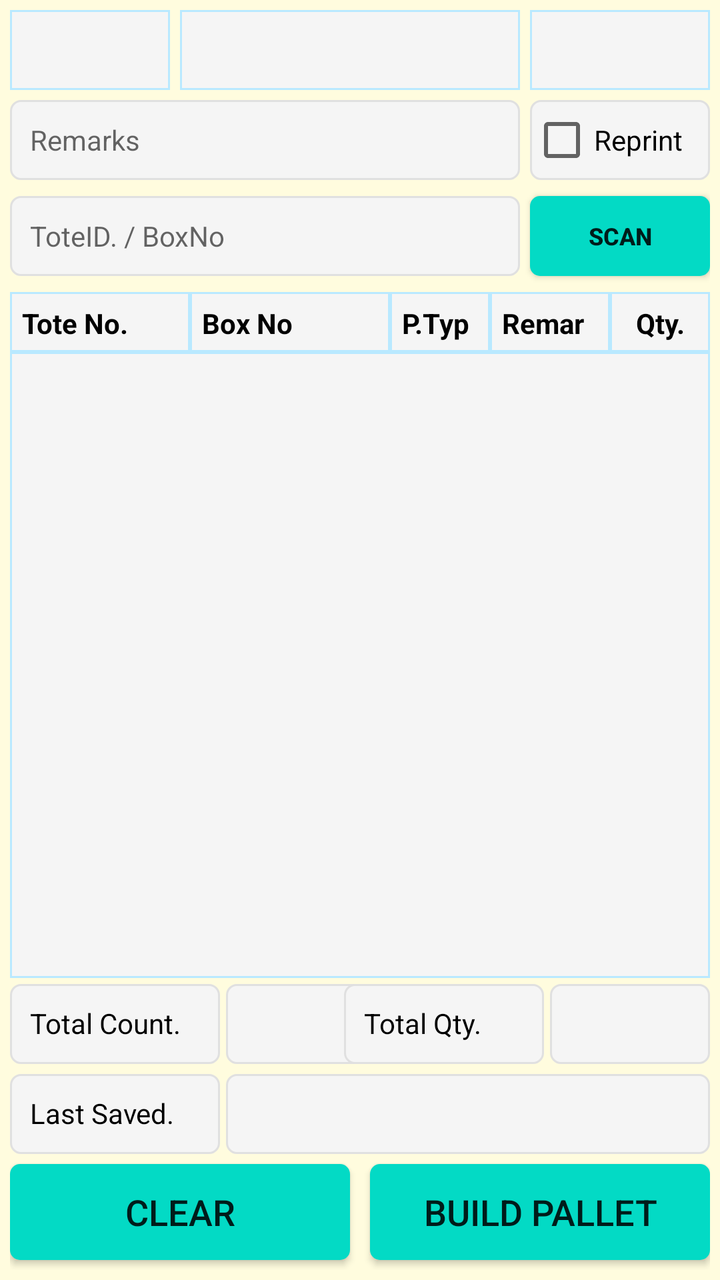
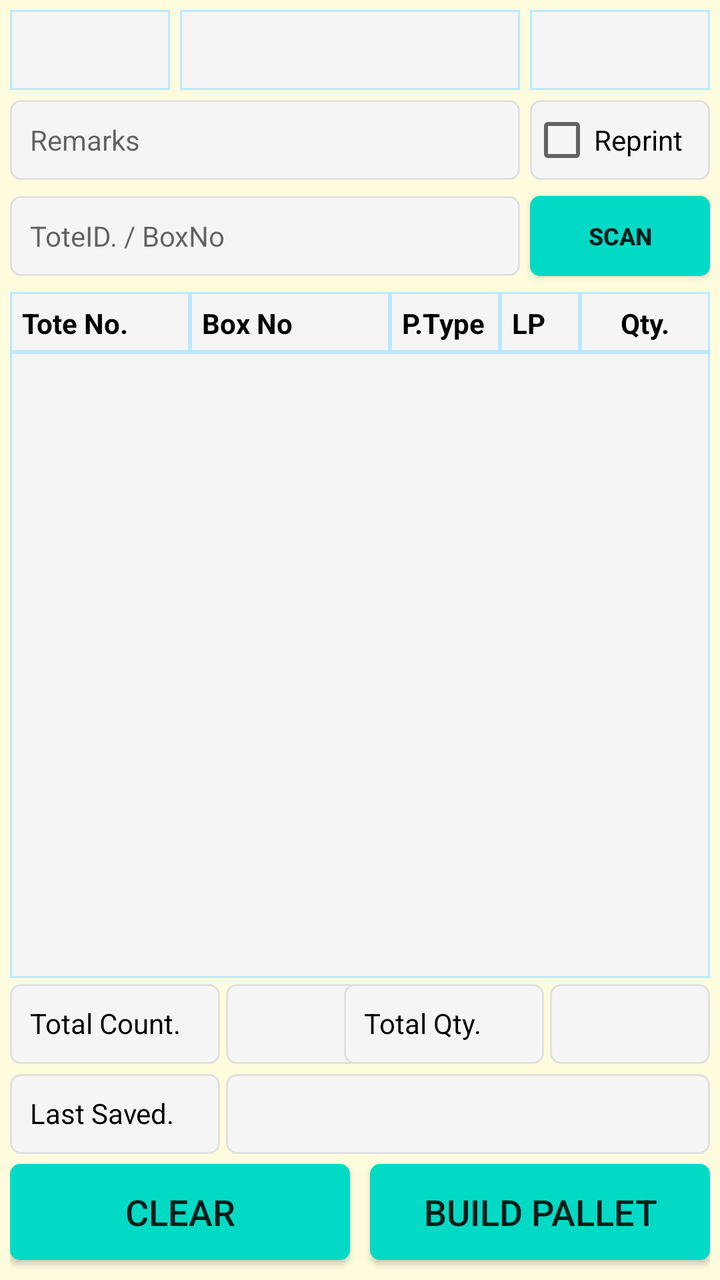

Two renders of the same Android screen: before a commit and after it. Below are the layout's source before the change and the commit's diff.
<!-- AndroidManifest.xml: application theme AppTheme -->
<!-- res/layout/fragment_pallet_building.xml -->
<?xml version="1.0" encoding="utf-8"?>
<FrameLayout xmlns:android="http://schemas.android.com/apk/res/android"
    xmlns:app="http://schemas.android.com/apk/res-auto"
    xmlns:tools="http://schemas.android.com/tools"
    android:layout_width="match_parent"
    android:layout_height="match_parent"
    android:background="@color/backColor"
    tools:context=".ui.palletbuilding.PalletBuildingFragment">

    
    <androidx.constraintlayout.widget.ConstraintLayout
        android:layout_width="match_parent"
        android:layout_height="match_parent"
        android:padding="5dp">

        <Spinner
            android:id="@+id/sp_pallet_building_print_copies"
            android:layout_width="90dp"
            android:layout_height="40dp"
            android:background="@drawable/et_custom_total"
            android:gravity="center"
            android:hint=""
            android:padding="8dp"
            android:textSize="14sp"
            app:layout_constraintEnd_toEndOf="parent"
            app:layout_constraintTop_toTopOf="@+id/sp_pallet_building_category"
            tools:ignore="SpeakableTextPresentCheck,TouchTargetSizeCheck" />

        <Spinner
            android:id="@+id/sp_pallet_building_category"
            android:layout_width="80dp"
            android:layout_height="40dp"
            android:background="@drawable/et_custom_total"
            android:gravity="center"
            android:hint=""
            android:padding="8dp"
            android:textSize="14sp"
            app:layout_constraintStart_toStartOf="parent"
            app:layout_constraintTop_toTopOf="parent" />

        <Spinner
            android:id="@+id/sp_pallet_building_printer"
            android:layout_width="0dp"
            android:layout_height="40dp"
            android:layout_marginStart="5dp"
            android:layout_marginEnd="5dp"
            android:background="@drawable/et_custom_total"
            android:gravity="center"
            android:hint=""
            android:padding="8dp"
            android:textSize="14sp"
            app:layout_constraintEnd_toStartOf="@+id/sp_pallet_building_print_copies"
            app:layout_constraintStart_toEndOf="@+id/sp_pallet_building_category"
            app:layout_constraintTop_toTopOf="@+id/sp_pallet_building_category" />

        <CheckBox
            android:id="@+id/ch_pallet_building_printer"
            android:layout_width="90dp"
            android:layout_height="40dp"
            android:background="@drawable/et_custom"
            android:text="Reprint"
            app:layout_constraintEnd_toEndOf="parent"
            app:layout_constraintTop_toTopOf="@+id/et_pallet_building_remarks" />

        <EditText
            android:id="@+id/et_pallet_building_box_toteid"
            android:layout_width="0dp"
            android:layout_height="40dp"
            android:layout_marginTop="8dp"
            android:layout_marginEnd="5dp"
            android:background="@drawable/et_custom"
            android:hint="ToteID. / BoxNo"
            android:padding="10dp"
            android:textColor="@color/coloBlack"
            android:textSize="14dp"
            app:layout_constraintEnd_toStartOf="@+id/bt_pallet_building_scan"
            app:layout_constraintStart_toStartOf="parent"
            app:layout_constraintTop_toBottomOf="@+id/et_pallet_building_remarks"
            tools:ignore="SpeakableTextPresentCheck,TouchTargetSizeCheck" />

        <EditText
            android:id="@+id/et_pallet_building_remarks"
            android:layout_width="0dp"
            android:layout_height="40dp"
            android:layout_marginTop="5dp"
            android:layout_marginEnd="5dp"
            android:background="@drawable/et_custom"
            android:hint="Remarks"
            android:inputType="text"
            android:padding="10dp"
            android:textColor="@color/coloBlack"
            android:textSize="14dp"
            app:layout_constraintEnd_toStartOf="@+id/ch_pallet_building_printer"
            app:layout_constraintStart_toStartOf="parent"
            app:layout_constraintTop_toBottomOf="@+id/sp_pallet_building_category"
            tools:ignore="SpeakableTextPresentCheck,TouchTargetSizeCheck" />

        <TextView
            android:id="@+id/tv_pallet_building_tot_qty"
            android:layout_width="80dp"
            android:layout_height="40dp"
            android:background="@drawable/et_custom"
            android:gravity="center"
            android:padding="10dp"
            android:textColor="@color/coloBlack"
            android:textSize="14dp"
            app:layout_constraintEnd_toEndOf="parent"
            app:layout_constraintTop_toTopOf="@+id/TextView14"
            tools:ignore="SpeakableTextPresentCheck,TouchTargetSizeCheck" />

        <TextView
            android:id="@+id/tv_pallet_building_tot_count"
            android:layout_width="80dp"
            android:layout_height="40dp"
            android:layout_marginLeft="3dp"
            android:background="@drawable/et_custom"
            android:gravity="center"
            android:padding="10dp"
            android:textColor="@color/coloBlack"
            android:textSize="14dp"
            app:layout_constraintStart_toEndOf="@+id/TextView14"
            app:layout_constraintTop_toTopOf="@+id/TextView14"
            tools:ignore="SpeakableTextPresentCheck,TouchTargetSizeCheck" />

        <Button
            android:id="@+id/bt_pallet_building_scan"
            android:layout_width="90dp"
            android:layout_height="40dp"
            android:background="@drawable/btn_custom1"
            android:text="SCAN"
            android:textAllCaps="false"
            android:textSize="12sp"
            android:textStyle="bold"
            app:layout_constraintEnd_toEndOf="parent"
            app:layout_constraintTop_toTopOf="@+id/et_pallet_building_box_toteid"
            tools:ignore="TouchTargetSizeCheck" />

        <TextView
            android:id="@+id/TextView9"
            android:layout_width="105dp"
            android:layout_height="40dp"
            android:layout_marginBottom="5dp"
            android:background="@drawable/et_custom"
            android:gravity="left"
            android:hint=""
            android:padding="10dp"
            android:text="Last Saved."
            android:textColor="@color/coloBlack"
            android:textSize="14dp"
            app:layout_constraintBottom_toTopOf="@+id/bt_pallet_building_clear"
            app:layout_constraintStart_toStartOf="parent" />

        <TextView
            android:id="@+id/tv_pallet_building_lastsave"
            android:layout_width="0dp"
            android:layout_height="40dp"
            android:layout_marginLeft="3dp"
            android:background="@drawable/et_custom"
            android:gravity="left"
            android:hint=""
            android:padding="10dp"
            android:textColor="@color/coloBlack"
            android:textSize="14dp"
            app:layout_constraintEnd_toEndOf="parent"
            app:layout_constraintStart_toEndOf="@+id/TextView9"
            app:layout_constraintTop_toTopOf="@+id/TextView9" />

        <TextView
            android:id="@+id/TextView14"
            android:layout_width="105dp"
            android:layout_height="40dp"
            android:layout_marginBottom="5dp"
            android:background="@drawable/et_custom"
            android:gravity="left"
            android:hint=""
            android:padding="10dp"
            android:text="Total Count."
            android:textColor="@color/coloBlack"
            android:textSize="14dp"
            app:layout_constraintBottom_toTopOf="@+id/TextView9"
            app:layout_constraintStart_toStartOf="parent" />

        <TextView
            android:id="@+id/TextView15"
            android:layout_width="100dp"
            android:layout_height="40dp"
            android:layout_marginRight="3dp"
            android:background="@drawable/et_custom"
            android:gravity="left"
            android:hint=""
            android:padding="10dp"
            android:text="Total Qty."
            android:textColor="@color/coloBlack"
            android:textSize="14dp"
            app:layout_constraintEnd_toStartOf="@+id/tv_pallet_building_tot_qty"
            app:layout_constraintTop_toTopOf="@+id/TextView14" />

        <Button
            android:id="@+id/bt_pallet_building_clear"
            android:layout_width="0dp"
            android:layout_height="wrap_content"
            android:layout_marginBottom="5dp"
            android:background="@drawable/btn_custom1"
            android:text="CLEAR"
            android:textAllCaps="false"
            android:textSize="18sp"
            app:layout_constraintBottom_toBottomOf="parent"
            app:layout_constraintEnd_toStartOf="@+id/textView2"
            app:layout_constraintStart_toStartOf="parent" />

        <Button
            android:id="@+id/bt_pallet_building_save"
            android:layout_width="0dp"
            android:layout_height="wrap_content"
            android:background="@drawable/btn_custom1"
            android:text="BUILD PALLET"
            android:textAllCaps="false"
            android:textSize="18sp"
            app:layout_constraintEnd_toEndOf="parent"
            app:layout_constraintStart_toEndOf="@+id/textView2"
            app:layout_constraintTop_toTopOf="@+id/bt_pallet_building_clear" />

        <TextView
            android:id="@+id/textView2"
            android:layout_width="wrap_content"
            android:layout_height="wrap_content"
            android:layout_marginStart="16dp"
            android:layout_marginLeft="16dp"
            android:layout_marginEnd="16dp"
            android:layout_marginRight="16dp"
            android:text="   "
            android:textColor="@color/colorAccent"
            app:layout_constraintBottom_toBottomOf="parent"
            app:layout_constraintEnd_toEndOf="parent"
            app:layout_constraintStart_toStartOf="parent"
            tools:ignore="SpeakableTextPresentCheck" />

        <TextView
            android:id="@+id/TextView5"
            android:layout_width="90dp"
            android:layout_height="30dp"
            android:layout_marginTop="8dp"
            android:background="@drawable/et_custom_total"
            android:gravity="left"
            android:hint=""
            android:padding="6dp"
            android:text="Tote No."
            android:textColor="@color/coloBlack"
            android:textSize="14dp"
            android:textStyle="bold"
            app:layout_constraintStart_toStartOf="parent"
            app:layout_constraintTop_toBottomOf="@+id/et_pallet_building_box_toteid" />

        <TextView
            android:id="@+id/TextView8"
            android:layout_width="50dp"
            android:layout_height="30dp"
            android:background="@drawable/et_custom_total"
            android:gravity="left"
            android:hint=""
            android:padding="6dp"
            android:text="P.Type"
            android:textColor="@color/coloBlack"
            android:textSize="14dp"
            android:textStyle="bold"
            app:layout_constraintStart_toEndOf="@+id/TextView13"
            app:layout_constraintTop_toTopOf="@+id/TextView5" />

        <TextView
            android:id="@+id/TextView13"
            android:layout_width="100dp"
            android:layout_height="30dp"
            android:background="@drawable/et_custom_total"
            android:gravity="left"
            android:hint=""
            android:padding="6dp"
            android:text="Box No"
            android:textColor="@color/coloBlack"
            android:textSize="14dp"
            android:textStyle="bold"
            app:layout_constraintStart_toEndOf="@+id/TextView5"
            app:layout_constraintTop_toTopOf="@+id/TextView5" />

        <TextView
            android:id="@+id/TextView6"
            android:layout_width="0dp"
            android:layout_height="30dp"
            android:background="@drawable/et_custom_total"
            android:gravity="left"
            android:hint=""
            android:padding="6dp"
            android:text="Remarks"
            android:textColor="@color/coloBlack"
            android:textSize="14dp"
            android:textStyle="bold"
            app:layout_constraintEnd_toStartOf="@+id/TextView7"
            app:layout_constraintStart_toEndOf="@+id/TextView8"
            app:layout_constraintTop_toTopOf="@+id/TextView5" />

        <TextView
            android:id="@+id/TextView7"
            android:layout_width="50dp"
            android:layout_height="30dp"
            android:background="@drawable/et_custom_total"
            android:gravity="center"
            android:hint=""
            android:padding="6dp"
            android:text="Qty."
            android:textColor="@color/coloBlack"
            android:textSize="14dp"
            android:textStyle="bold"
            app:layout_constraintEnd_toEndOf="parent"
            app:layout_constraintTop_toTopOf="@+id/TextView5" />

        <ListView
            android:id="@+id/lv_pallet_building_details"
            android:layout_width="0dp"
            android:layout_height="0dp"
            android:layout_marginBottom="3dp"
            android:background="@drawable/et_custom_total"
            app:layout_constraintBottom_toTopOf="@+id/TextView14"
            app:layout_constraintEnd_toEndOf="parent"
            app:layout_constraintHorizontal_bias="1.0"
            app:layout_constraintStart_toStartOf="parent"
            app:layout_constraintTop_toBottomOf="@+id/TextView5" />

    </androidx.constraintlayout.widget.ConstraintLayout>

</FrameLayout>
<!-- resources referenced by this layout -->
<resources>
  <color name="backColor">#FFFCDE</color>
  <color name="coloBlack">#000000</color>
  <color name="colorAccent">#000000</color>
  <!-- drawable btn_custom1 (drawable) -->
  <?xml version="1.0" encoding="utf-8"?>
  <shape xmlns:android="http://schemas.android.com/apk/res/android"
      android:padding="10dp"
      android:shape="rectangle" >
  
      <solid android:color="@color/colorBtn" />
  
      <corners
          android:bottomLeftRadius="5dp"
          android:bottomRightRadius="5dp"
          android:topLeftRadius="5dp"
          android:topRightRadius="5dp" />
  
  </shape>
  <!-- drawable et_custom (drawable) -->
  <?xml version="1.0" encoding="utf-8"?>
  <shape xmlns:android="http://schemas.android.com/apk/res/android"
      android:padding="10dp"
      android:shape="rectangle" >
  
      <solid android:color="#f5f5f5" />
  
      <stroke
          android:width="1dp"
          android:color="#e0e0e0" />
  
      <corners
          android:bottomLeftRadius="5dp"
          android:bottomRightRadius="5dp"
          android:topLeftRadius="5dp"
          android:topRightRadius="5dp" />
  
  </shape>
  <!-- drawable et_custom_total (drawable) -->
  <?xml version="1.0" encoding="utf-8"?>
  <shape xmlns:android="http://schemas.android.com/apk/res/android"
      android:padding="10dp"
      android:shape="rectangle" >
  
      <solid android:color="#f5f5f5" />
  
      <stroke
          android:width="1dp"
          android:color="#B9E9FF" />
  
      <corners
          android:bottomLeftRadius="0dp"
          android:bottomRightRadius="0dp"
          android:topLeftRadius="0dp"
          android:topRightRadius="0dp" />
  
  </shape>
  <style name="AppTheme" parent="Theme.AppCompat.Light.NoActionBar">
          
          <item name="colorPrimary">@color/colorPrimary</item>
          <item name="colorPrimaryDark">@color/colorPrimaryDark</item>
          <item name="colorAccent">@color/colorAccent</item>
      </style>
  <color name="colorBtn">#03DAC5</color>
  <color name="colorPrimary">#ffb200</color>
  <color name="colorPrimaryDark">#ffb200</color>
</resources>

<!-- the commit's change to res/layout/fragment_pallet_building.xml (unified diff, before → after) -->
@@ -253,7 +253,7 @@
 
         <TextView
             android:id="@+id/TextView8"
-            android:layout_width="50dp"
+            android:layout_width="55dp"
             android:layout_height="30dp"
             android:background="@drawable/et_custom_total"
             android:gravity="left"
@@ -289,7 +289,7 @@
             android:gravity="left"
             android:hint=""
             android:padding="6dp"
-            android:text="Remarks"
+            android:text="LPM Date"
             android:textColor="@color/coloBlack"
             android:textSize="14dp"
             android:textStyle="bold"
@@ -299,7 +299,7 @@
 
         <TextView
             android:id="@+id/TextView7"
-            android:layout_width="50dp"
+            android:layout_width="65dp"
             android:layout_height="30dp"
             android:background="@drawable/et_custom_total"
             android:gravity="center"
